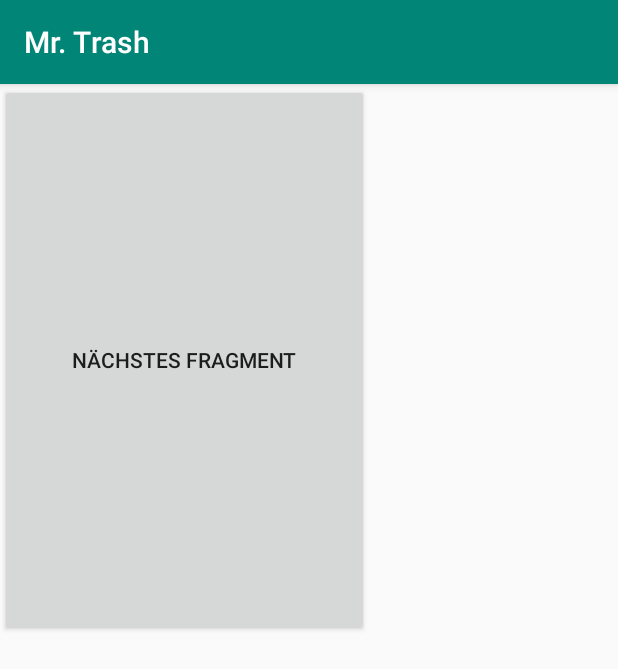
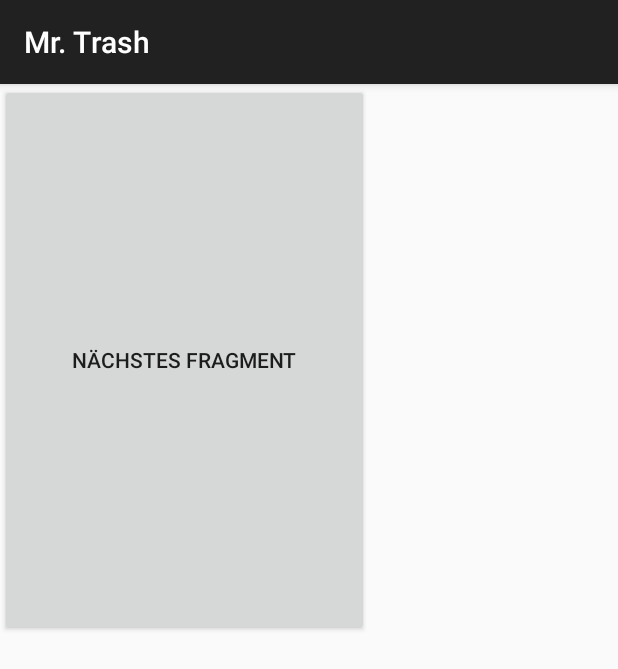
Before and after one commit to hurbeana/mrtrash, an Android app: the screen it shows after launch (MainActivity), on a phone screen of 412 x 824 dp. Shown: the top 669 px of the screen. Run offline under Robolectric (Android 15) with nearby library versions, the phone set to English and light mode, and no system bars.

Commit message:
#14: added colors to colors.xml

```diff
--- a/app/src/main/res/values/colors.xml
+++ b/app/src/main/res/values/colors.xml
@@ -1,6 +1,9 @@
 <?xml version="1.0" encoding="utf-8"?>
 <resources>
-    <color name="colorPrimary">#008577</color>
-    <color name="colorPrimaryDark">#00574B</color>
-    <color name="colorAccent">#D81B60</color>
+    <color name="colorPrimary">#212121</color>
+    <color name="colorPrimaryLight">#484848</color>
+    <color name="colorPrimaryDark">#000000</color>
+    <color name="colorAccent">#f57c00</color>
+    <color name="colorAccentLight">#ffad42</color>
+    <color name="colorAccentDark">#bb4d00</color>
 </resources>
```
